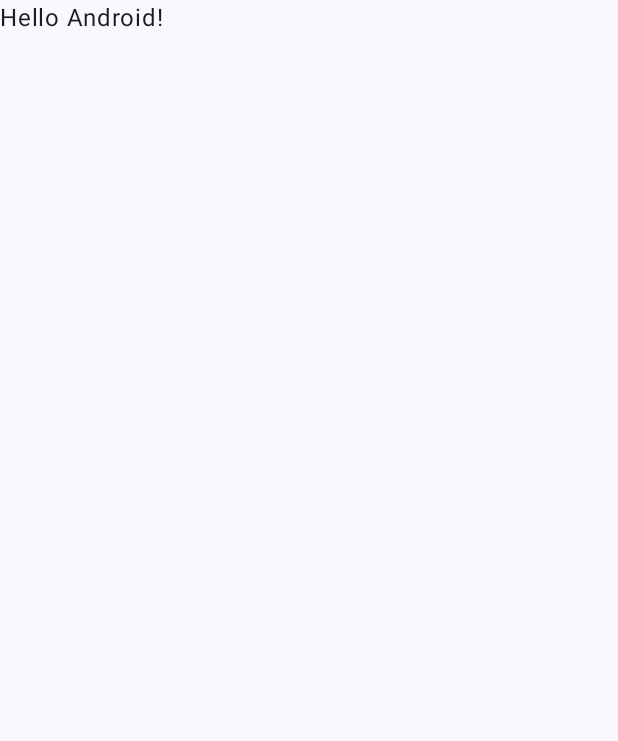
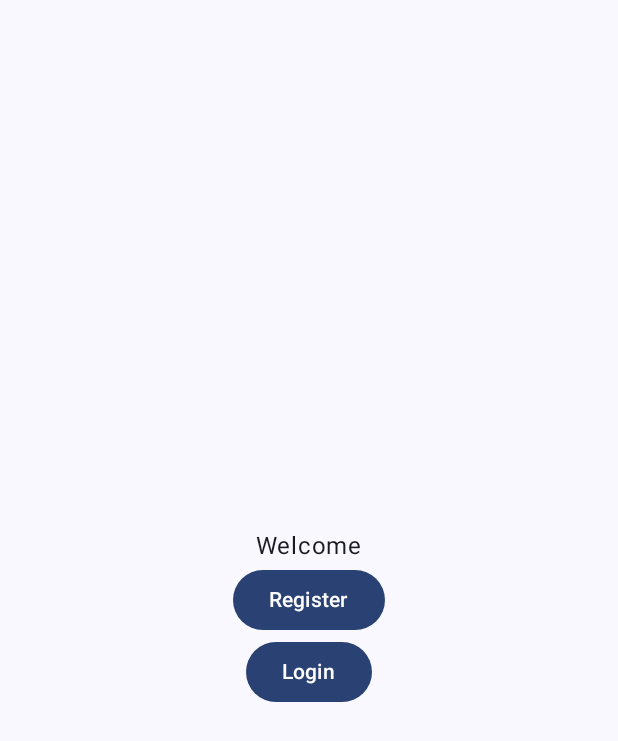
Before and after one commit to ahargunyllib/findmystuff, an Android app built with Jetpack Compose: the screen it shows after launch (MainActivity), on a phone screen of 412 x 824 dp. Before the commit the part shown is almost empty. Shown: the top 741 px of the screen. Run offline under Robolectric (Android 15) with nearby library versions, the phone set to English and light mode, and no system bars.

Commit message:
adding auth screen and navigation

```diff
--- a/app/src/main/java/com/ahargunyllib/internraion/MainActivity.kt
+++ b/app/src/main/java/com/ahargunyllib/internraion/MainActivity.kt
@@ -3,44 +3,13 @@ package com.ahargunyllib.internraion
 import android.os.Bundle
 import androidx.activity.ComponentActivity
 import androidx.activity.compose.setContent
-import androidx.compose.foundation.layout.fillMaxSize
-import androidx.compose.material3.MaterialTheme
-import androidx.compose.material3.Surface
-import androidx.compose.material3.Text
-import androidx.compose.runtime.Composable
-import androidx.compose.ui.Modifier
-import androidx.compose.ui.tooling.preview.Preview
-import com.ahargunyllib.internraion.ui.theme.InternraionTheme
+import com.ahargunyllib.internraion.features.presentation.navigation.Navigation
 
 class MainActivity : ComponentActivity() {
     override fun onCreate(savedInstanceState: Bundle?) {
         super.onCreate(savedInstanceState)
         setContent {
-            InternraionTheme {
-                // A surface container using the 'background' color from the theme
-                Surface(
-                    modifier = Modifier.fillMaxSize(),
-                    color = MaterialTheme.colorScheme.background
-                ) {
-                    Greeting("Android")
-                }
-            }
+            Navigation()
         }
     }
 }
-
-@Composable
-fun Greeting(name: String, modifier: Modifier = Modifier) {
-    Text(
-        text = "Hello $name!",
-        modifier = modifier
-    )
-}
-
-@Preview(showBackground = true)
-@Composable
-fun GreetingPreview() {
-    InternraionTheme {
-        Greeting("Android")
-    }
-}
--- /dev/null
+++ b/app/src/main/java/com/ahargunyllib/internraion/features/presentation/navigation/Navigation.kt
@@ -0,0 +1,26 @@
+package com.ahargunyllib.internraion.features.presentation.navigation
+
+import androidx.compose.runtime.Composable
+import androidx.navigation.compose.NavHost
+import androidx.navigation.compose.composable
+import androidx.navigation.compose.rememberNavController
+import com.ahargunyllib.internraion.features.presentation.screen.auth.LoginScreen
+import com.ahargunyllib.internraion.features.presentation.screen.auth.RegisterScreen
+import com.ahargunyllib.internraion.features.presentation.screen.welcome.WelcomeScreen
+
+@Composable
+fun Navigation() {
+    val navController = rememberNavController()
+    NavHost(navController = navController, startDestination = "welcome") {
+        composable("welcome") {
+            WelcomeScreen(navController = navController)
+        }
+
+        composable("register") {
+            RegisterScreen(navController = navController)
+        }
+        composable("login"){
+            LoginScreen(navController = navController)
+        }
+    }
+}
--- /dev/null
+++ b/app/src/main/java/com/ahargunyllib/internraion/features/presentation/screen/welcome/WelcomeScreen.kt
@@ -0,0 +1,34 @@
+package com.ahargunyllib.internraion.features.presentation.screen.welcome
+
+import androidx.compose.foundation.layout.Arrangement
+import androidx.compose.foundation.layout.Column
+import androidx.compose.foundation.layout.fillMaxSize
+import androidx.compose.material3.Button
+import androidx.compose.material3.Surface
+import androidx.compose.material3.Text
+import androidx.compose.runtime.Composable
+import androidx.compose.ui.Alignment
+import androidx.compose.ui.Modifier
+import androidx.navigation.NavController
+import com.ahargunyllib.internraion.ui.theme.InternraionTheme
+
+@Composable
+fun WelcomeScreen(navController: NavController) {
+    InternraionTheme {
+        Surface(modifier = Modifier.fillMaxSize()) {
+            Column(
+                horizontalAlignment = Alignment.CenterHorizontally,
+                verticalArrangement = Arrangement.Center
+            ) {
+                Text("Welcome")
+                Button(onClick = { navController.navigate("register") }) {
+                    Text("Register")
+                }
+                Button(onClick = { navController.navigate("login") }) {
+                    Text("Login")
+                }
+
+            }
+        }
+    }
+}
```
Also changed, not shown: app/build.gradle.kts (+4 -3 lines), app/src/main/java/com/ahargunyllib/internraion/features/presentation/screen/auth/LoginScreen.kt (added, +30 -0 lines), app/src/main/java/com/ahargunyllib/internraion/features/presentation/screen/auth/RegisterScreen.kt (added, +30 -0 lines).
